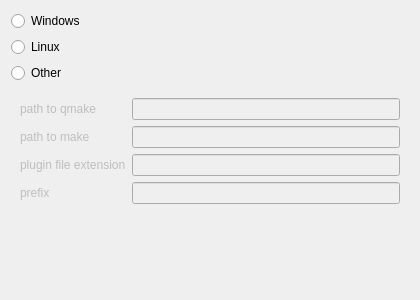
The window that plugins/metaEditor/metaEditorSupport/compilerPage.ui (qreal/qreal) describes before a commit, drawn with Qt 5.
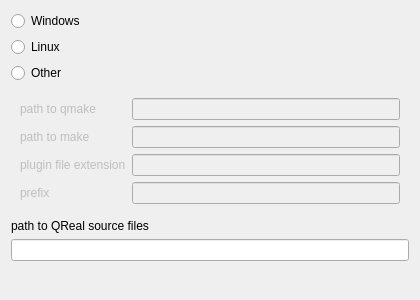
The same window after the commit.

Commit message: testing tool for qrmc, qrxc and interpreter without testing, mkay? nameOfTheDirectory is moved to compiler settings

Patch:
```diff
--- a/plugins/metaEditor/metaEditorSupport/compilerPage.ui
+++ b/plugins/metaEditor/metaEditorSupport/compilerPage.ui
@@ -90,6 +90,19 @@
      </layout>
     </widget>
    </item>
+   <item>
+    <widget class="QLabel" name="label">
+     <property name="enabled">
+      <bool>true</bool>
+     </property>
+     <property name="text">
+      <string>path to QReal source files</string>
+     </property>
+    </widget>
+   </item>
+   <item>
+    <widget class="QLineEdit" name="pathToQRealSourceFiles"/>
+   </item>
    <item>
     <spacer name="verticalSpacer">
      <property name="orientation">
```
The commit also changes 42 other files.
